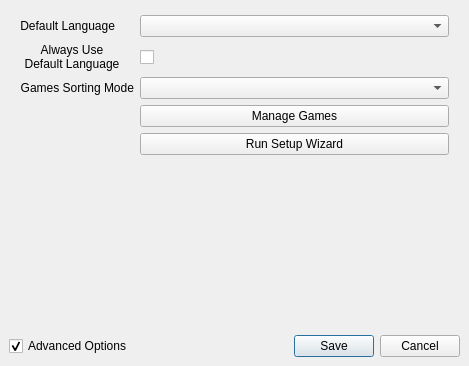
Old version of the form src/onelauncher/ui/settings_window.ui in the repository JuneStepp/OneLauncher.
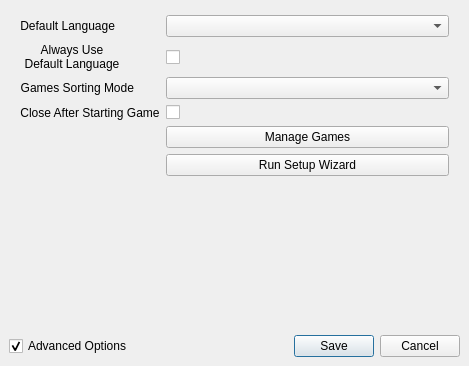
New version of the form. The open tabs and pages were chosen to show the change. Custom widgets are drawn as their Qt base class.

Commit message: feat: add `on_game_start="close"` option

The edit to the form file:
```diff
--- a/src/onelauncher/ui/settings_window.ui
+++ b/src/onelauncher/ui/settings_window.ui
@@ -598,7 +598,36 @@
          </property>
         </widget>
        </item>
-       <item row="3" column="1">
+       <item row="4" column="0">
+        <widget class="FixedWordWrapQLabel" name="closeAfterStartingGameLabel">
+         <property name="toolTip">
+          <string>Close OneLauncher when a game is started</string>
+         </property>
+         <property name="text">
+          <string>Close After Starting Game</string>
+         </property>
+         <property name="alignment">
+          <set>Qt::AlignmentFlag::AlignCenter</set>
+         </property>
+         <property name="wordWrap">
+          <bool>true</bool>
+         </property>
+        </widget>
+       </item>
+       <item row="4" column="1">
+        <widget class="QCheckBox" name="closeAfterStartingGameCheckBox">
+         <property name="sizePolicy">
+          <sizepolicy hsizetype="Fixed" vsizetype="Minimum">
+           <horstretch>0</horstretch>
+           <verstretch>0</verstretch>
+          </sizepolicy>
+         </property>
+         <property name="toolTip">
+          <string>Close OneLauncher when a game is started</string>
+         </property>
+        </widget>
+       </item>
+       <item row="5" column="1">
         <widget class="QPushButton" name="gamesManagementButton">
          <property name="sizePolicy">
           <sizepolicy hsizetype="Preferred" vsizetype="Fixed">
@@ -611,7 +640,7 @@
          </property>
         </widget>
        </item>
-       <item row="4" column="1">
+       <item row="6" column="1">
         <widget class="QPushButton" name="setupWizardButton">
          <property name="sizePolicy">
           <sizepolicy hsizetype="Preferred" vsizetype="Fixed">
@@ -624,7 +653,7 @@
          </property>
         </widget>
        </item>
-       <item row="5" column="1">
+       <item row="7" column="1">
         <spacer name="verticalSpacer_4">
          <property name="orientation">
           <enum>Qt::Orientation::Vertical</enum>
```
The commit also changes 7 other files.
